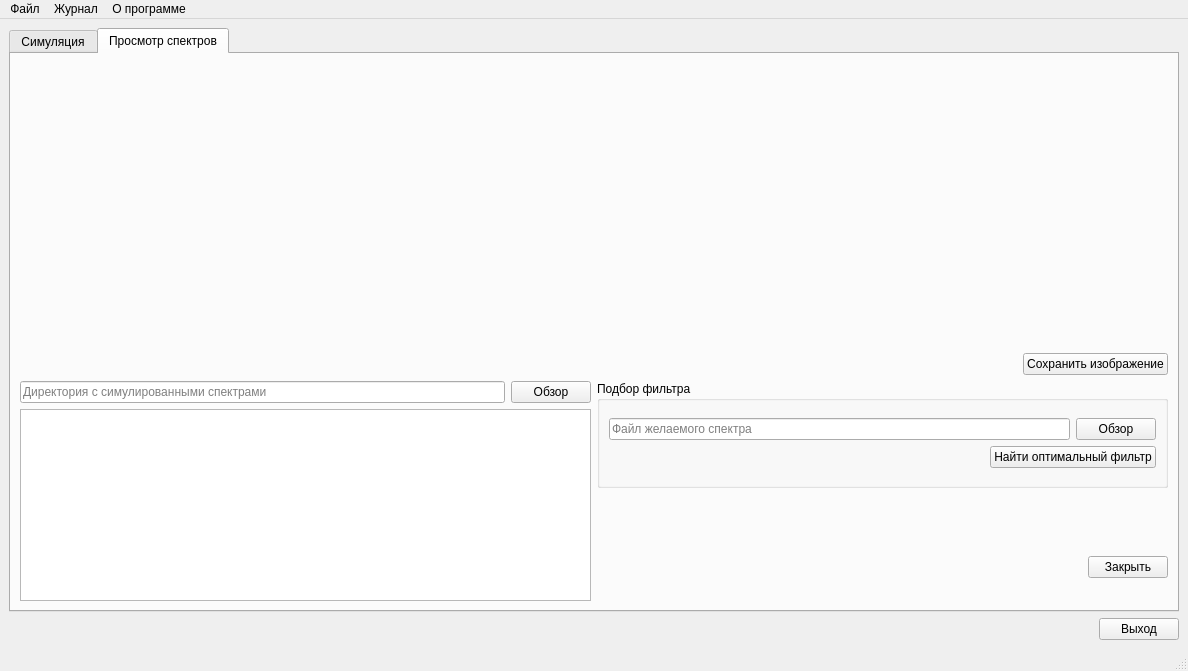
lsp10x150/XrayFiltUI, file mainwindow.ui: the form before one commit.
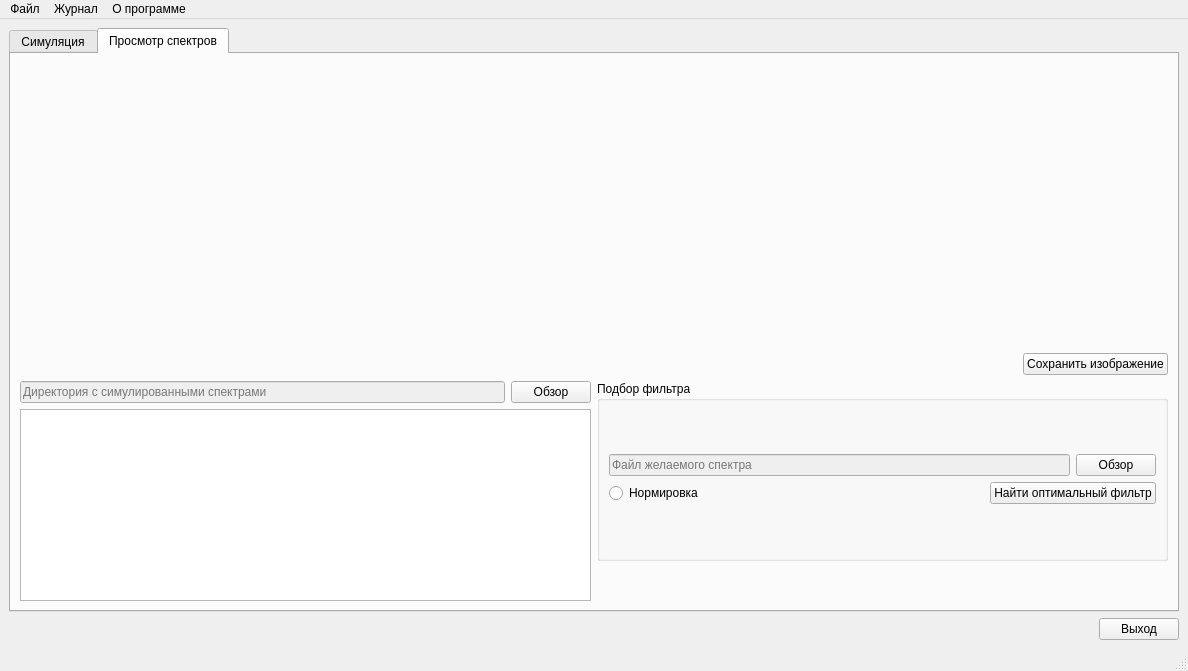
The form after the commit. Custom widgets are drawn as their Qt base class.

Patch:
```diff
--- a/mainwindow.ui
+++ b/mainwindow.ui
@@ -152,7 +152,7 @@
                   <enum>Qt::Horizontal</enum>
                  </property>
                  <property name="sizeType">
-                  <enum>QSizePolicy::Fixed</enum>
+                  <enum>QSizePolicy::Expanding</enum>
                  </property>
                  <property name="sizeHint" stdset="0">
                   <size>
@@ -223,7 +223,7 @@
                   <enum>Qt::Horizontal</enum>
                  </property>
                  <property name="sizeType">
-                  <enum>QSizePolicy::Fixed</enum>
+                  <enum>QSizePolicy::Expanding</enum>
                  </property>
                  <property name="sizeHint" stdset="0">
                   <size>
@@ -279,7 +279,7 @@
                   <enum>Qt::Horizontal</enum>
                  </property>
                  <property name="sizeType">
-                  <enum>QSizePolicy::Fixed</enum>
+                  <enum>QSizePolicy::Expanding</enum>
                  </property>
                  <property name="sizeHint" stdset="0">
                   <size>
@@ -395,7 +395,7 @@
                        <enum>Qt::Horizontal</enum>
                       </property>
                       <property name="sizeType">
-                       <enum>QSizePolicy::Fixed</enum>
+                       <enum>QSizePolicy::Expanding</enum>
                       </property>
                       <property name="sizeHint" stdset="0">
                        <size>
@@ -469,7 +469,7 @@
                        <enum>Qt::Horizontal</enum>
                       </property>
                       <property name="sizeType">
-                       <enum>QSizePolicy::Fixed</enum>
+                       <enum>QSizePolicy::Expanding</enum>
                       </property>
                       <property name="sizeHint" stdset="0">
                        <size>
@@ -602,16 +602,6 @@
               </property>
              </widget>
             </item>
-            <item>
-             <widget class="Line" name="line">
-              <property name="lineWidth">
-               <number>2</number>
-              </property>
-              <property name="orientation">
-               <enum>Qt::Horizontal</enum>
-              </property>
-             </widget>
-            </item>
             <item>
              <spacer name="verticalSpacer_6">
               <property name="orientation">
@@ -687,6 +677,9 @@
              <layout class="QHBoxLayout" name="horizontalLayout_11">
               <item>
                <widget class="QLineEdit" name="simulatedSpectraLineEdit">
+                <property name="enabled">
+                 <bool>false</bool>
+                </property>
                 <property name="placeholderText">
                  <string>Директория с симулированными спектрами</string>
                 </property>
@@ -702,11 +695,7 @@
              </layout>
             </item>
             <item>
-             <widget class="QTreeView" name="spectrasTreeView">
-              <attribute name="headerCascadingSectionResizes">
-               <bool>false</bool>
-              </attribute>
-             </widget>
+             <widget class="QListView" name="simulatedSpectrasListView"/>
             </item>
            </layout>
           </item>
@@ -733,6 +722,9 @@
                   <layout class="QHBoxLayout" name="horizontalLayout_10">
                    <item>
                     <widget class="QLineEdit" name="wantedSpectraLineEdit">
+                     <property name="enabled">
+                      <bool>false</bool>
+                     </property>
                      <property name="placeholderText">
                       <string>Файл желаемого спектра</string>
                      </property>
@@ -749,6 +741,13 @@
                  </item>
                  <item>
                   <layout class="QHBoxLayout" name="horizontalLayout_12">
+                   <item>
+                    <widget class="QRadioButton" name="normalizeRadioButton">
+                     <property name="text">
+                      <string>Нормировка</string>
+                     </property>
+                    </widget>
+                   </item>
                    <item>
                     <spacer name="horizontalSpacer_15">
                      <property name="orientation">
@@ -781,19 +780,6 @@
             </item>
             <item>
              <layout class="QHBoxLayout" name="horizontalLayout_14">
-              <item>
-               <spacer name="horizontalSpacer_17">
-                <property name="orientation">
-                 <enum>Qt::Horizontal</enum>
-                </property>
-                <property name="sizeHint" stdset="0">
-                 <size>
-                  <width>40</width>
-                  <height>20</height>
-                 </size>
-                </property>
-               </spacer>
-              </item>
               <item>
                <layout class="QVBoxLayout" name="verticalLayout_8">
                 <item>
@@ -812,13 +798,6 @@
                   </property>
                  </spacer>
                 </item>
-                <item>
-                 <widget class="QPushButton" name="closePushButton">
-                  <property name="text">
-                   <string>Закрыть</string>
-                  </property>
-                 </widget>
-                </item>
                </layout>
               </item>
              </layout>
```
